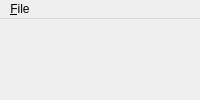
The window that src/ui/main_window.ui (mharrys/untzy) describes before a commit, drawn with Qt 5.
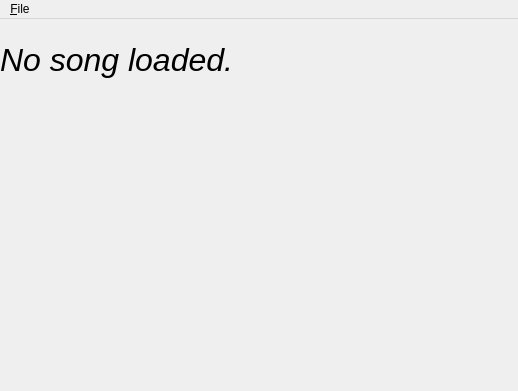
The same window after the commit.

Commit message: add very basic controls and feedback

Patch:
```diff
--- a/src/ui/main_window.ui
+++ b/src/ui/main_window.ui
@@ -2,12 +2,53 @@
 <ui version="4.0">
  <class>MainWindow</class>
  <widget class="QMainWindow" name="MainWindow">
+  <property name="geometry">
+   <rect>
+    <x>0</x>
+    <y>0</y>
+    <width>518</width>
+    <height>391</height>
+   </rect>
+  </property>
   <property name="windowTitle">
    <string>Untzy</string>
   </property>
   <widget class="QWidget" name="centralWidget">
+   <widget class="QLabel" name="songLabel">
+    <property name="geometry">
+     <rect>
+      <x>0</x>
+      <y>0</y>
+      <width>511</width>
+      <height>81</height>
+     </rect>
+    </property>
+    <property name="sizePolicy">
+     <sizepolicy hsizetype="Ignored" vsizetype="Ignored">
+      <horstretch>0</horstretch>
+      <verstretch>0</verstretch>
+     </sizepolicy>
+    </property>
+    <property name="font">
+     <font>
+      <pointsize>24</pointsize>
+      <italic>true</italic>
+     </font>
+    </property>
+    <property name="text">
+     <string>No song loaded.</string>
+    </property>
+   </widget>
   </widget>
   <widget class="QMenuBar" name="menuBar">
+   <property name="geometry">
+    <rect>
+     <x>0</x>
+     <y>0</y>
+     <width>518</width>
+     <height>30</height>
+    </rect>
+   </property>
    <widget class="QMenu" name="menuFile">
     <property name="title">
      <string>&amp;File</string>
```
Left out of the diff: 12 changed lines with no effect on the pictures. The commit also changes 2 other files.
